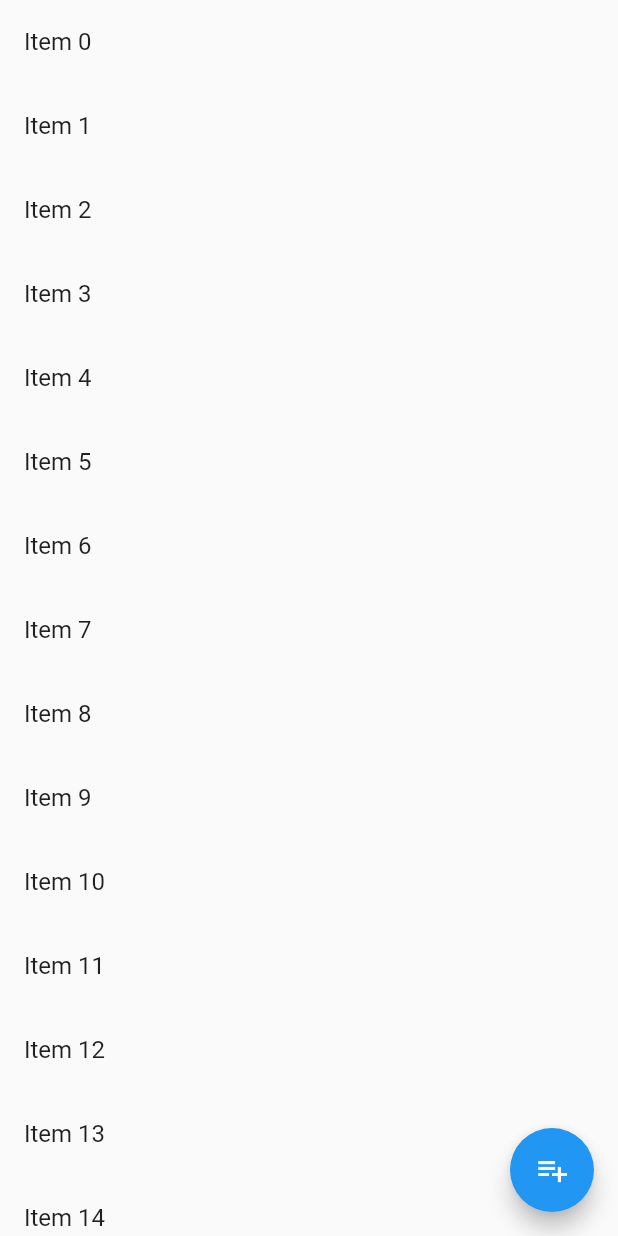
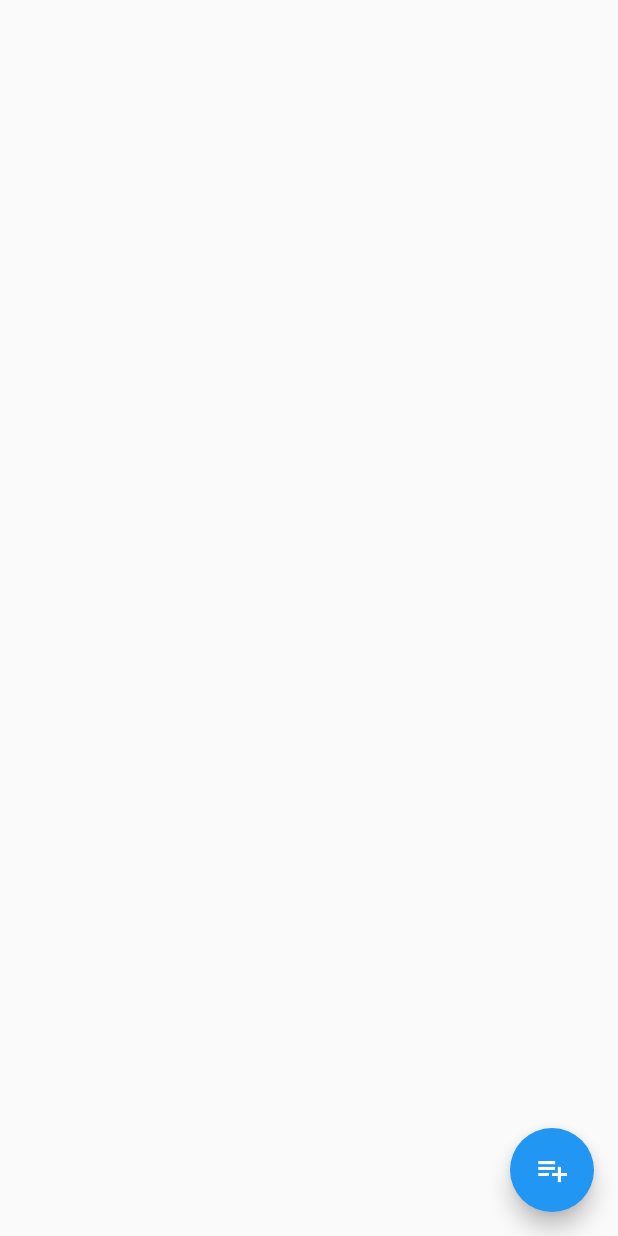
Before and after one commit to RAvengineer/movie-list-app, a Flutter app: the screen it shows after launch, on a phone screen of 412 x 824 dp. Run offline on Flutter 3.47's test engine with Material 2 defaults, Android fonts, the phone set to English and light mode, and no system bars; our stand-ins replace hive, hive_flutter, image_picker; accounts and stored records are empty.

Commit message:
home_screen.dart: Add listener to update the UI - The ListView will be rebuilt everytime the content of the `movies` box is altered - Add formatting for displaying the contents of the box in ListTiles

```diff
--- a/lib/screens/home_screen.dart
+++ b/lib/screens/home_screen.dart
@@ -1,10 +1,11 @@
 import 'package:flutter/material.dart';
+import 'package:movie_list/models/movie_model.dart';
 import 'package:movie_list/screens/add_movie_screen.dart';
+import 'package:hive_flutter/hive_flutter.dart';
 
 class HomeScreen extends StatelessWidget {
   HomeScreen({Key? key}) : super(key: key);
   static const String route = '/';
-  final items = List<String>.generate(10000, (i) => "Item $i");
 
   @override
   Widget build(BuildContext context) {
@@ -31,13 +32,22 @@ class HomeScreen extends StatelessWidget {
             )
           },
         ),
-        body: ListView.builder(
-          itemCount: items.length,
-          itemBuilder: (context, index) {
-            return ListTile(
-              title: Text(items[index]),
-            );
-          },
+        body: ValueListenableBuilder(
+          valueListenable: Hive.box<Movie>('movies').listenable(),
+          builder: (context, Box<Movie> _movieBox, widget) => ListView.builder(
+            itemCount: _movieBox.length,
+            itemBuilder: (context, index) {
+              final movie = _movieBox.getAt(index);
+              return ListTile(
+                title: Text(movie!.name),
+                subtitle: Text(movie.directors.join(' | ')),
+                leading: Image.memory(
+                  movie.posterBytes,
+                  fit: BoxFit.contain,
+                ),
+              );
+            },
+          ),
         ),
       ),
     );
```
